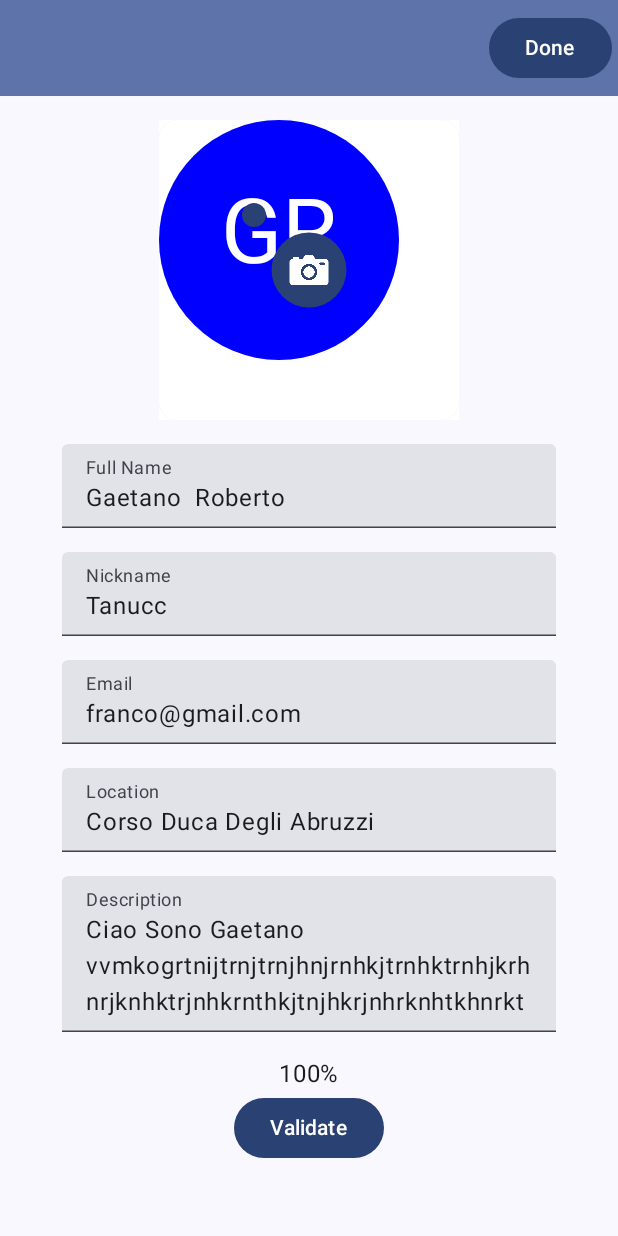
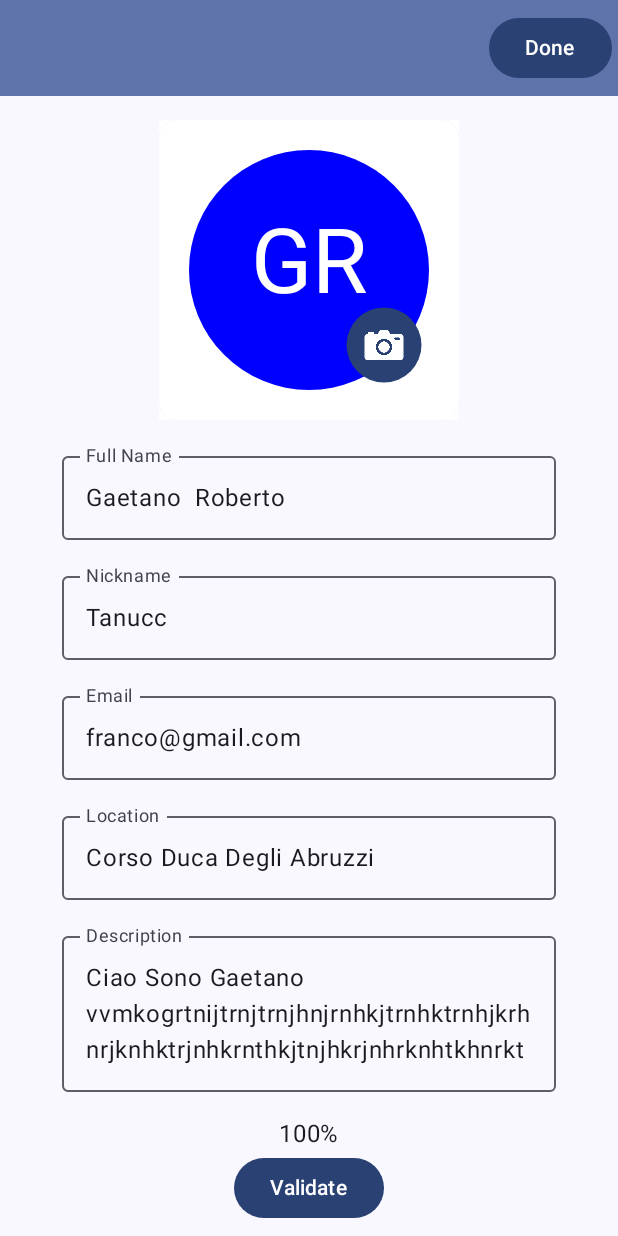
Before and after one commit to GaetanoRoberto/Uniteam-MobileApp, an Android app built with Jetpack Compose: the screen it shows after launch (MainActivity), after a tap on "Edit", on a phone screen of 412 x 824 dp. Run offline under Robolectric (Android 15) with nearby library versions, the phone set to English and light mode, and no system bars.

Commit message:
UI fixes

```diff
--- a/app/src/main/java/it/polito/uniteam/gui/UserProfileScreen.kt
+++ b/app/src/main/java/it/polito/uniteam/gui/UserProfileScreen.kt
@@ -37,6 +37,7 @@ import androidx.compose.material3.FloatingActionButton
 import androidx.compose.material3.Icon
 import androidx.compose.material3.IconButton
 import androidx.compose.material3.MaterialTheme
+import androidx.compose.material3.OutlinedTextField
 import androidx.compose.material3.Text
 import androidx.compose.material3.TextField
 import androidx.compose.material3.TopAppBar
@@ -201,7 +202,7 @@ class UserProfileScreen : ViewModel() {
 
 @Composable
 fun EditRowItem(value: String, keyboardType: KeyboardType = KeyboardType.Text ,onChange: (String) -> Unit, label: String, errorText: String) {
-    TextField(
+    OutlinedTextField(
         value = value,
         modifier = Modifier.fillMaxWidth(0.8f),
         onValueChange = onChange,
@@ -225,45 +226,7 @@ fun EditProfile(vm: UserProfileScreen = viewModel()) {
                 modifier = Modifier.fillMaxWidth(),
                 horizontalAlignment = Alignment.CenterHorizontally
             ) {
-                Box() {
                 DefaultImage(vm)
-                    if (!vm.cameraPressed) {
-                        Box() {
-                            Button(modifier = Modifier
-                                .size(16.dp)
-                                .offset(x = 55.dp, y = 55.dp),
-                                onClick = { vm.toggleCameraButtonPressed() }) {
-                                Icon(imageVector = Icons.Default.Add, contentDescription = "camera")
-                            }
-                        }
-                    } else {
-                        Box() {
-                            Column {
-                                Row {
-                                    FloatingActionButton(
-                                        modifier = Modifier
-                                            .offset(x = 55.dp, y = 55.dp)
-                                            .width(100.dp),
-                                        onClick = { vm.toggleCameraButtonPressed() },
-                                    ) {
-
-                                        Text(text = "take a photo")
-                                    }
-                                }
-                                Row {
-                                    FloatingActionButton(
-                                        modifier = Modifier
-                                            .offset(x = 55.dp, y = 55.dp)
-                                            .width(100.dp),
-                                        onClick = { vm.toggleCameraButtonPressed() },
-                                    ) {
-                                        Text(text = "choose from gallery")
-                                    }
-                                }
-                            }
-                        }
-                    }
-                }
                 Spacer(modifier = Modifier.height(16.dp))
                 EditRowItem(value = vm.nameValue, onChange = vm::setName, label = "Full Name", errorText = vm.nameError)
                 Spacer(modifier = Modifier.height(16.dp))
@@ -323,13 +286,16 @@ fun DefaultImage(vm: UserProfileScreen = viewModel()) {
     val iconPainter: Painter = painterResource(id = R.drawable.camera)
 
     if (name.isNotBlank()) {
-        val initialsValue =
-            name.split(' ')
+        val initials = name.trim().split(' ');
+        var initialsValue = initials
             .mapNotNull { it.firstOrNull()?.toString() }
-                .first() +
-                    name.split(' ')
+            .first();
+
+        if (initials.size >=2) {
+            initialsValue += initials
                 .mapNotNull { it.firstOrNull()?.toString() }
                 .last()
+        }
 
         Card(modifier = Modifier.background(Color.White)) {
             Row(
@@ -340,7 +306,7 @@ fun DefaultImage(vm: UserProfileScreen = viewModel()) {
             ) {
 
                 // Box per contenere l'icona della fotocamera
-                Box(modifier = Modifier.size(200.dp)) {
+                Box(modifier = Modifier.size(200.dp), contentAlignment = Alignment.Center) {
                     Text(
                         modifier = Modifier
                             .padding(40.dp)
@@ -354,11 +320,12 @@ fun DefaultImage(vm: UserProfileScreen = viewModel()) {
                         text = initialsValue,
                         style = TextStyle(color = Color.White, fontSize = 60.sp, textAlign = TextAlign.Center)
                     )
+                    if (vm.isEditing) {
                         Button(
                             modifier = Modifier
                                 .size(100.dp)
                                 .scale(0.5f)
-                            .align(Alignment.Center),
+                                .align(Alignment.BottomEnd),
                             onClick = { /* Azione per aprire la galleria */ }
                         ) {
                             // Mostra l'icona con l'immagine PNG
@@ -371,14 +338,17 @@ fun DefaultImage(vm: UserProfileScreen = viewModel()) {
                     }
                 }
             }
+        }
     } else {
+        Box(modifier = Modifier.size(200.dp), contentAlignment = Alignment.Center) {
             Image(
                 painter = painterResource(id = vm.imageValue),
                 contentDescription = "Image",
                 modifier = Modifier
-                .padding(40.dp, 0.dp, 40.dp, 0.dp)
+                    //.padding(40.dp, 0.dp, 40.dp, 0.dp)
                     .size(160.dp)
             )
+        }
     }
 }
 
--- a/app/src/main/java/it/polito/uniteam/ui/theme/Color.kt
+++ b/app/src/main/java/it/polito/uniteam/ui/theme/Color.kt
@@ -5,6 +5,7 @@ import androidx.compose.ui.graphics.Color
 val Purple80 = Color(0xFFD0BCFF)
 val PurpleGrey80 = Color(0xFFCCC2DC)
 val Pink80 = Color(0xFFEFB8C8)
+val Orange = Color(0xFFFC7A08)
 
 val Purple40 = Color(0xFF6650a4)
 val PurpleGrey40 = Color(0xFF625b71)
--- a/app/src/main/java/it/polito/uniteam/ui/theme/Theme.kt
+++ b/app/src/main/java/it/polito/uniteam/ui/theme/Theme.kt
@@ -16,13 +16,13 @@ import androidx.compose.ui.platform.LocalView
 import androidx.core.view.WindowCompat
 
 private val DarkColorScheme = darkColorScheme(
-    primary = Purple80,
+    primary = Orange,
     secondary = PurpleGrey80,
     tertiary = Pink80
 )
 
 private val LightColorScheme = lightColorScheme(
-    primary = Purple40,
+    primary = Orange,
     secondary = PurpleGrey40,
     tertiary = Pink40
 
```
Lines whose indentation alone changed are shown as unchanged.
